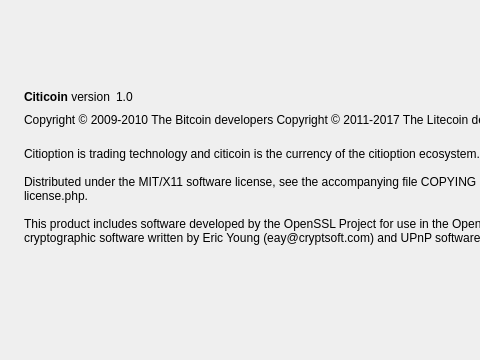
Above: src/qt/forms/aboutdialog.ui from getasis/citicoin before the change; both pictures show x 0 to 480 and y 0 to 360 of the 750 by 360 pixel window. Below: the same form after it.
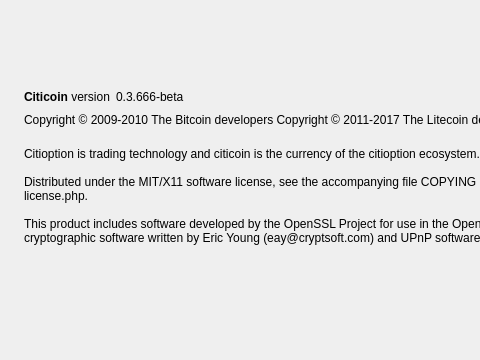
That is the form after the change. Icons and pictures are not drawn.

Diff of the .ui file:
```diff
--- a/src/qt/forms/aboutdialog.ui
+++ b/src/qt/forms/aboutdialog.ui
@@ -63,7 +63,7 @@
           <cursorShape>IBeamCursor</cursorShape>
          </property>
          <property name="text">
-          <string notr="true">1.0</string>
+          <string notr="true">0.3.666-beta</string>
          </property>
          <property name="textInteractionFlags">
           <set>Qt::LinksAccessibleByMouse|Qt::TextSelectableByKeyboard|Qt::TextSelectableByMouse</set>
```
